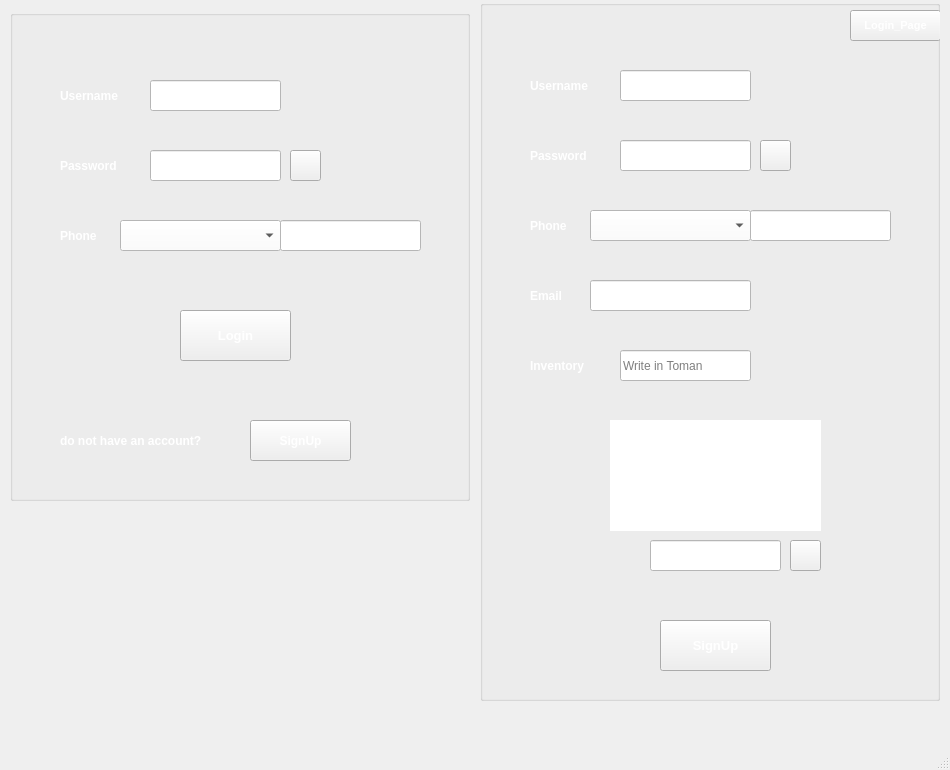
Qt form login_or_signup_page.ui (Parsazahedian/Farm_fum_1402) before a commit.
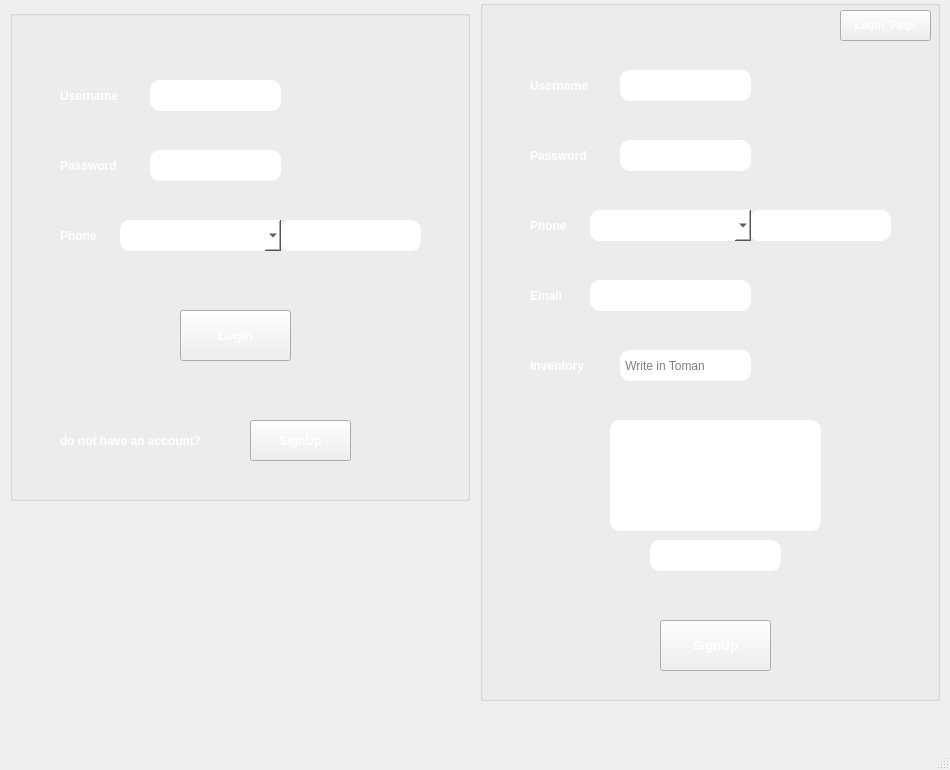
The same form after that commit. Icons and pictures are not drawn.

Commit message: Add_1_Animation_in_Registreation_and_add_border_radius_for_every_Widget_of_ui

Patch:
```diff
--- a/login_or_signup_page.ui
+++ b/login_or_signup_page.ui
@@ -47,7 +47,8 @@
       </rect>
      </property>
      <property name="styleSheet">
-      <string notr="true">background-color: rgb(255, 255, 255);</string>
+      <string notr="true">background-color: rgb(255, 255, 255);
+border-radius: 10px;</string>
      </property>
      <property name="text">
       <string/>
@@ -63,7 +64,8 @@
       </rect>
      </property>
      <property name="styleSheet">
-      <string notr="true">background-color: rgb(255, 255, 255);</string>
+      <string notr="true">background-color: rgb(255, 255, 255);
+border-radius: 10px;</string>
      </property>
     </widget>
     <widget class="QLabel" name="label">
@@ -256,7 +258,7 @@
       </rect>
      </property>
      <property name="styleSheet">
-      <string notr="true">background-color: rgb(255, 255, 255);</string>
+      <string notr="true">border-radius: 10px;background-color: rgb(255, 255, 255);</string>
      </property>
     </widget>
     <widget class="QComboBox" name="comboBox_2">
@@ -269,7 +271,7 @@
       </rect>
      </property>
      <property name="styleSheet">
-      <string notr="true">background-color: rgb(255, 255, 255);</string>
+      <string notr="true">border-radius: 10px;background-color: rgb(255, 255, 255);</string>
      </property>
     </widget>
     <widget class="QLabel" name="Error_label_of_phone_2">
@@ -298,7 +300,8 @@
       </rect>
      </property>
      <property name="styleSheet">
-      <string notr="true">border-image: url(:/EchomodePassword.image/C:/Users/i/Downloads/eye.image2.png);</string>
+      <string notr="true">border-image: url(:/EchomodePassword.image/C:/Users/i/Downloads/eye.image2.png);
+border-radius: 15px;</string>
      </property>
      <property name="text">
       <string/>
@@ -358,7 +361,8 @@
       </rect>
      </property>
      <property name="styleSheet">
-      <string notr="true">background-color: rgb(255, 255, 255);</string>
+      <string notr="true">background-color: rgb(255, 255, 255);
+border-radius: 10px;</string>
      </property>
     </widget>
     <widget class="QLineEdit" name="lineEdit_4">
@@ -371,7 +375,7 @@
       </rect>
      </property>
      <property name="styleSheet">
-      <string notr="true">background-color: rgb(255, 255, 255);</string>
+      <string notr="true">border-radius: 10px;background-color: rgb(255, 255, 255);</string>
      </property>
     </widget>
     <widget class="QLineEdit" name="lineEdit_5">
@@ -384,7 +388,7 @@
       </rect>
      </property>
      <property name="styleSheet">
-      <string notr="true">background-color: rgb(255, 255, 255);</string>
+      <string notr="true">border-radius: 10px;background-color: rgb(255, 255, 255);</string>
      </property>
     </widget>
     <widget class="QLineEdit" name="lineEdit_6">
@@ -397,7 +401,7 @@
       </rect>
      </property>
      <property name="styleSheet">
-      <string notr="true">background-color: rgb(255, 255, 255);</string>
+      <string notr="true">border-radius: 10px;background-color: rgb(255, 255, 255);</string>
      </property>
     </widget>
     <widget class="QLineEdit" name="lineEdit_7">
@@ -415,10 +419,10 @@
       </font>
      </property>
      <property name="styleSheet">
-      <string notr="true">background-color: rgb(255, 255, 255);</string>
+      <string notr="true">border-radius: 10px;background-color: rgb(255, 255, 255);</string>
      </property>
      <property name="placeholderText">
-      <string>Write in Toman</string>
+      <string> Write in Toman</string>
      </property>
     </widget>
     <widget class="QLabel" name="label_4">
@@ -440,7 +444,7 @@
       </font>
      </property>
      <property name="styleSheet">
-      <string notr="true">background-color: rgb(255, 255, 255);</string>
+      <string notr="true">border-radius: 10px;background-color: rgb(255, 255, 255);</string>
      </property>
      <property name="text">
       <string/>
@@ -466,7 +470,7 @@
       </rect>
      </property>
      <property name="styleSheet">
-      <string notr="true">background-color: rgb(255, 255, 255);</string>
+      <string notr="true">border-radius: 10px;background-color: rgb(255, 255, 255);</string>
      </property>
     </widget>
     <widget class="QLineEdit" name="lineEdit_10">
@@ -648,7 +652,7 @@
       </rect>
      </property>
      <property name="styleSheet">
-      <string notr="true">background-color: rgb(255, 255, 255);</string>
+      <string notr="true">border-radius: 10px;background-color: rgb(255, 255, 255);</string>
      </property>
     </widget>
     <widget class="QLabel" name="Error_label_of_username_Signup">
@@ -757,7 +761,7 @@
       </rect>
      </property>
      <property name="styleSheet">
-      <string notr="true">border-image: url(:/refresh.images/C:/Users/i/Downloads/refresh.image.png);</string>
+      <string notr="true">border-radius: 15px;border-image: url(:/refresh.images/C:/Users/i/Downloads/refresh.image.png);</string>
      </property>
      <property name="text">
       <string/>
@@ -773,7 +777,7 @@
       </rect>
      </property>
      <property name="styleSheet">
-      <string notr="true">border-image: url(:/EchomodePassword.image/C:/Users/i/Downloads/eye.image2.png);</string>
+      <string notr="true">border-radius: 15px;border-image: url(:/EchomodePassword.image/C:/Users/i/Downloads/eye.image2.png);</string>
      </property>
      <property name="text">
       <string/>
@@ -805,7 +809,7 @@
     <widget class="QPushButton" name="pushButton_4">
      <property name="geometry">
       <rect>
-       <x>370</x>
+       <x>360</x>
        <y>10</y>
        <width>91</width>
        <height>31</height>
```
Left out of the diff: 34 changed lines with no effect on the pictures. The commit also changes 2 other files.
